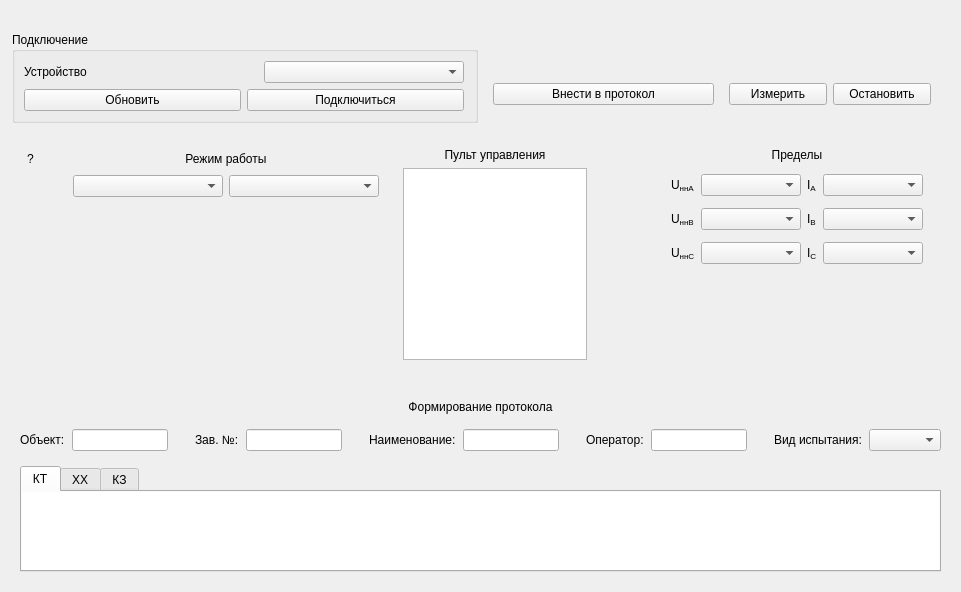
This is devices/device_k33.ui in aarsmirnov/etl_probator as Qt 5 draws it before an edit. The edited form follows.
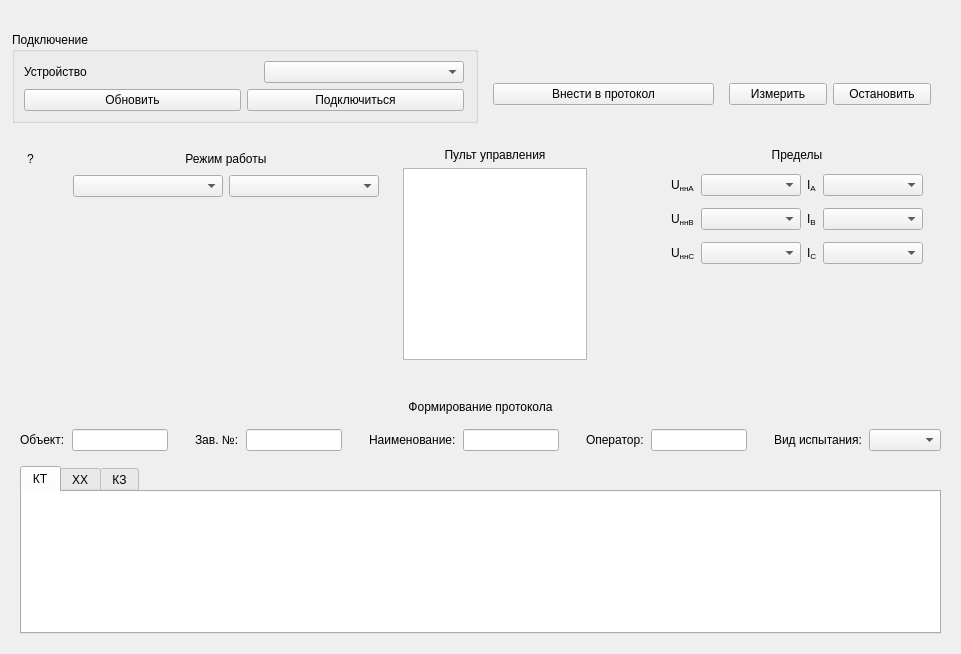
This is the edited form. Icons and pictures are not drawn.

What changed in the file:
```diff
--- a/devices/device_k33.ui
+++ b/devices/device_k33.ui
@@ -7,7 +7,7 @@
     <x>0</x>
     <y>0</y>
     <width>961</width>
-    <height>592</height>
+    <height>654</height>
    </rect>
   </property>
   <property name="windowTitle">
```
Left out of the diff: 608 changed lines with no effect on the pictures.
